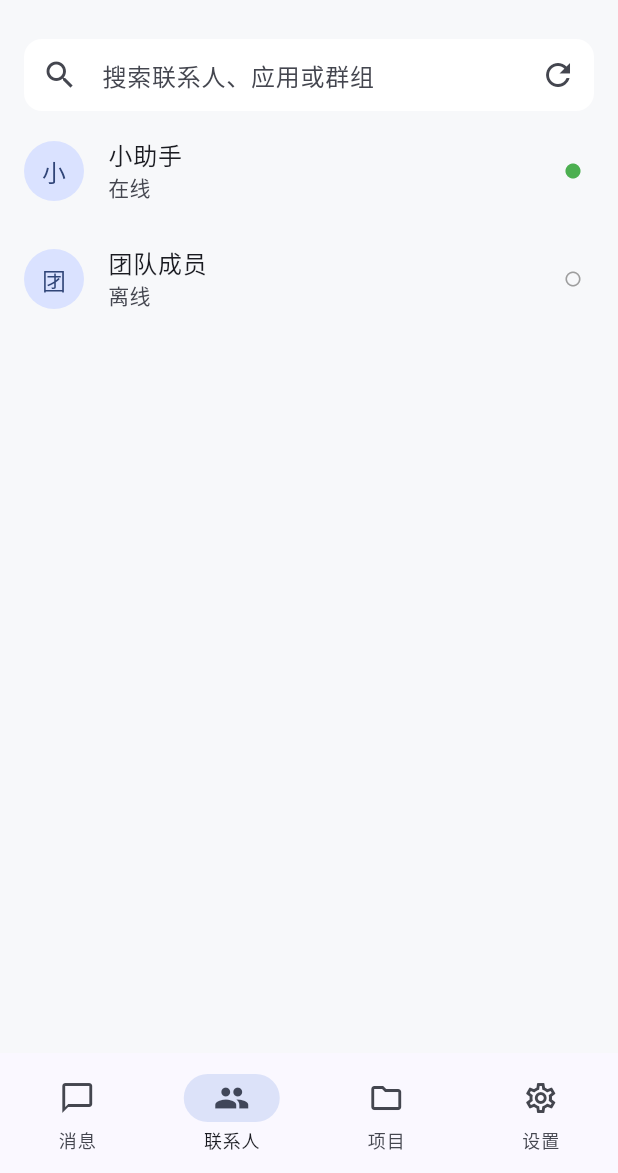
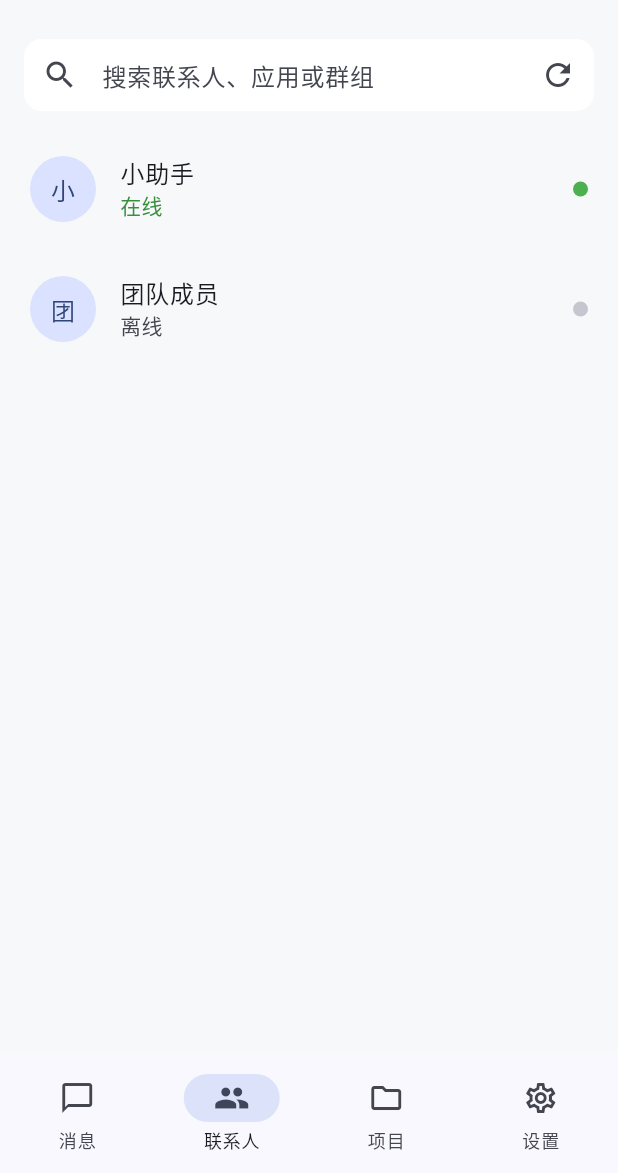
Before and after one commit to techblack/MagicChat-Flutter, a Flutter app: the AppShell screen opened directly with empty values, item 2 of the bottom bar chosen, on a phone screen of 412 x 824 dp, the part 63-1236 px from its top. Run offline on Flutter 3.47's test engine with Material 3 defaults, Android fonts, the phone set to English and light mode, and no system bars; our stand-ins replace file_picker, flutter_markdown_plus, flutter_secure_storage, shared_preferences; missing offline and left inert: mobile_scanner, record; accounts and stored records are empty.

Commit message:
style(flutter): refine contacts and projects lists

```diff
--- a/lib/main.dart
+++ b/lib/main.dart
@@ -2204,20 +2204,47 @@ class _ContactsPageState extends State<ContactsPage> {
                 future: _contactsFuture,
                 builder: (context, s) => s.hasData
                     ? ListView(
+                        padding: const EdgeInsets.symmetric(
+                            horizontal: 8, vertical: 8),
                         children: s.data!.map((raw) {
-                        final c = widget.realtimeStore?.contacts[raw.id] ?? raw;
+                          final c =
+                              widget.realtimeStore?.contacts[raw.id] ?? raw;
                           widget.realtimeStore?.contacts[c.id] = c;
                           return ListTile(
+                              contentPadding: const EdgeInsets.symmetric(
+                                  horizontal: 12, vertical: 4),
+                              shape: RoundedRectangleBorder(
+                                  borderRadius: BorderRadius.circular(14)),
                               leading: CircleAvatar(
+                                  radius: 22,
+                                  backgroundColor: c.type == 'app'
+                                      ? Theme.of(context)
+                                          .colorScheme
+                                          .secondaryContainer
+                                      : Theme.of(context)
+                                          .colorScheme
+                                          .primaryContainer,
                                   child: Text(c.name.isEmpty
                                       ? '?'
                                       : c.name.substring(0, 1))),
                               title: Text(c.name),
-                            subtitle: Text(c.online ? '在线' : '离线'),
-                            trailing: Icon(
-                                c.online ? Icons.circle : Icons.circle_outlined,
-                                color: c.online ? Colors.green : Colors.grey,
-                                size: 12),
+                              subtitle: Text(c.online ? '在线' : '离线',
+                                  style: TextStyle(
+                                      color: c.online
+                                          ? Colors.green.shade700
+                                          : Theme.of(context)
+                                              .colorScheme
+                                              .onSurfaceVariant)),
+                              trailing: Container(
+                                  width: 10,
+                                  height: 10,
+                                  decoration: BoxDecoration(
+                                      color: c.online
+                                          ? Colors.green
+                                          : Theme.of(context)
+                                              .colorScheme
+                                              .outlineVariant,
+                                      shape: BoxShape.circle)),
                               onTap: () async {
                                 final conversation = c.type == 'app'
                                     ? await widget.repository
@@ -2247,17 +2274,28 @@ class ProjectsPage extends StatelessWidget {
               if (!snapshot.hasData) {
                 return const Center(child: CircularProgressIndicator());
               }
-              return ListView(
-                children: snapshot.data!
-                    .map((project) => ListTile(
-                          leading: const Icon(Icons.folder),
+              return ListView.separated(
+                padding: const EdgeInsets.symmetric(horizontal: 8, vertical: 8),
+                itemCount: snapshot.data!.length,
+                separatorBuilder: (_, __) => const SizedBox(height: 2),
+                itemBuilder: (context, index) {
+                  final project = snapshot.data![index];
+                  return ListTile(
+                    contentPadding:
+                        const EdgeInsets.symmetric(horizontal: 12, vertical: 4),
+                    shape: RoundedRectangleBorder(
+                        borderRadius: BorderRadius.circular(14)),
+                    leading: CircleAvatar(
+                        backgroundColor:
+                            Theme.of(context).colorScheme.secondaryContainer,
+                        child: const Icon(Icons.folder_outlined)),
                     title: Text(project.name),
                     subtitle: Text('${project.taskCount} 个任务'),
                     trailing: const Icon(Icons.chevron_right),
                     onTap: () => _showTasks(context, project),
                     onLongPress: () => _projectActions(context, project),
-                        ))
-                    .toList(),
+                  );
+                },
               );
             }),
         Positioned(
```
Lines whose indentation alone changed are shown as unchanged.
